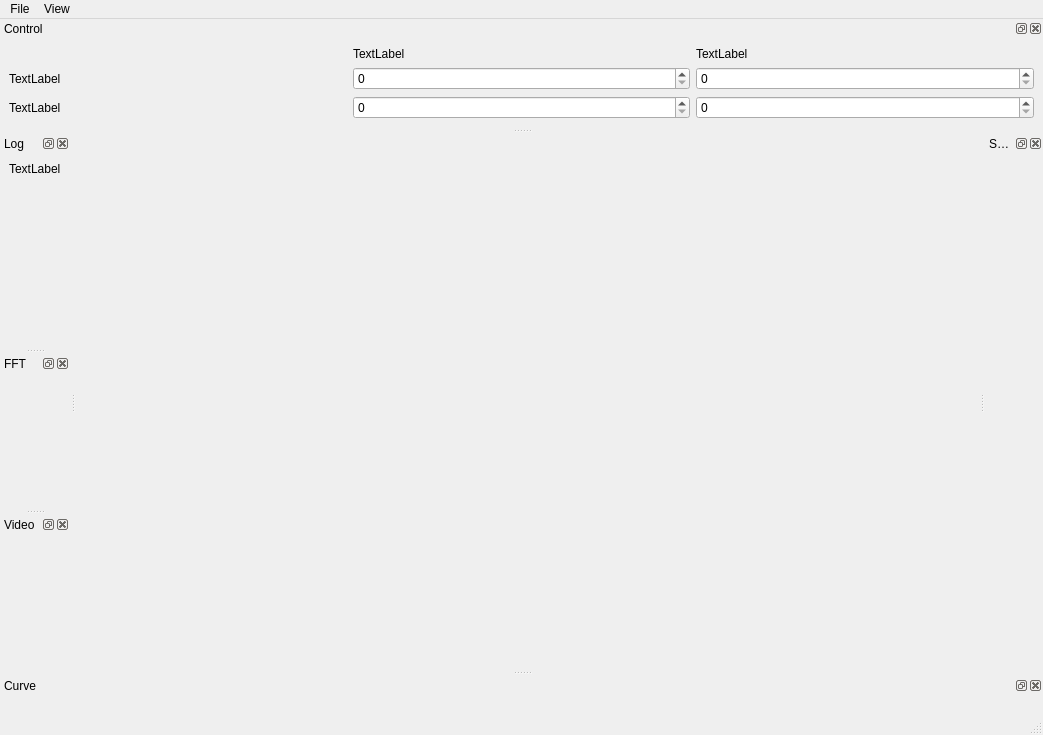
Old version of the form src/mainwindow.ui in the repository charles-lyc/log_scope.
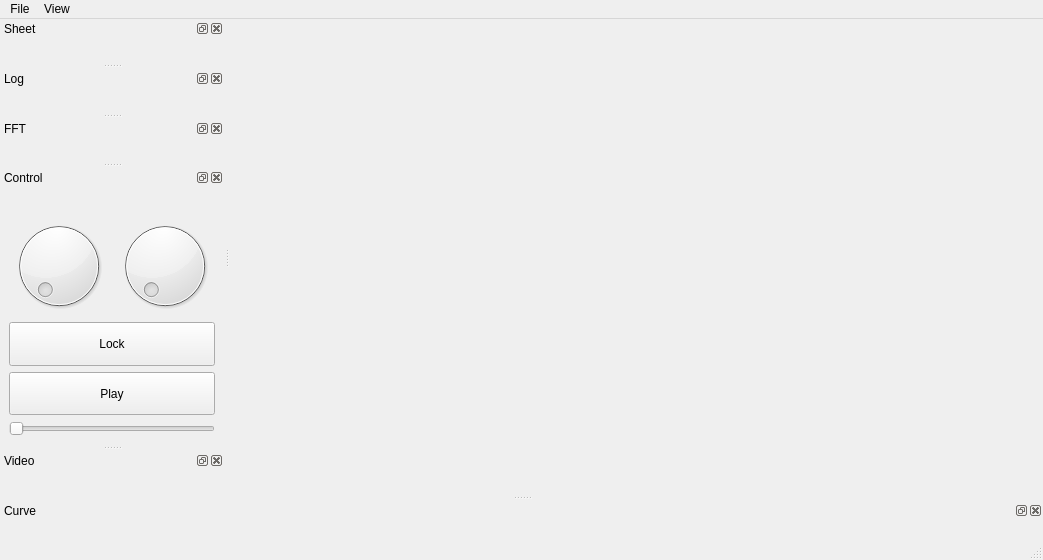
New version of the form.

Commit message: 调整布局

```diff
--- a/src/mainwindow.ui
+++ b/src/mainwindow.ui
@@ -7,7 +7,7 @@
     <x>0</x>
     <y>0</y>
     <width>1043</width>
-    <height>735</height>
+    <height>560</height>
    </rect>
   </property>
   <property name="windowTitle">
@@ -73,7 +73,7 @@
     <string>Sheet</string>
    </property>
    <attribute name="dockWidgetArea">
-    <number>2</number>
+    <number>1</number>
    </attribute>
    <widget class="QWidget" name="sheet_Widget">
     <layout class="QGridLayout" name="gridLayout"/>
@@ -87,21 +87,7 @@
     <number>1</number>
    </attribute>
    <widget class="QWidget" name="log_Widget">
-    <layout class="QGridLayout" name="gridLayout_3">
-     <item row="0" column="0">
-      <widget class="QLabel" name="logLabel">
-       <property name="text">
-        <string>TextLabel</string>
-       </property>
-       <property name="alignment">
-        <set>Qt::AlignLeading|Qt::AlignLeft|Qt::AlignTop</set>
-       </property>
-       <property name="wordWrap">
-        <bool>true</bool>
-       </property>
-      </widget>
-     </item>
-    </layout>
+    <layout class="QGridLayout" name="gridLayout_3"/>
    </widget>
   </widget>
   <widget class="QDockWidget" name="fft_dockWidget">
@@ -123,49 +109,114 @@
     <string>Control</string>
    </property>
    <attribute name="dockWidgetArea">
-    <number>4</number>
+    <number>1</number>
    </attribute>
    <widget class="QWidget" name="dockWidgetContents_2">
-    <layout class="QGridLayout" name="gridLayout_5">
-     <item row="0" column="1">
-      <widget class="QLabel" name="label_3">
-       <property name="text">
-        <string>TextLabel</string>
+    <layout class="QGridLayout" name="gridLayout_6">
+     <item row="3" column="0">
+      <widget class="QPushButton" name="pushButton_2">
+       <property name="sizePolicy">
+        <sizepolicy hsizetype="Expanding" vsizetype="Expanding">
+         <horstretch>0</horstretch>
+         <verstretch>0</verstretch>
+        </sizepolicy>
        </property>
-      </widget>
-     </item>
-     <item row="0" column="2">
-      <widget class="QLabel" name="label_4">
        <property name="text">
-        <string>TextLabel</string>
+        <string>Play</string>
        </property>
       </widget>
      </item>
-     <item row="1" column="0">
-      <widget class="QLabel" name="label">
-       <property name="text">
-        <string>TextLabel</string>
-       </property>
-      </widget>
-     </item>
-     <item row="1" column="1">
-      <widget class="QSpinBox" name="spinBox"/>
-     </item>
-     <item row="1" column="2">
-      <widget class="QSpinBox" name="spinBox_2"/>
-     </item>
      <item row="2" column="0">
-      <widget class="QLabel" name="label_2">
+      <widget class="QPushButton" name="pushButton">
+       <property name="sizePolicy">
+        <sizepolicy hsizetype="Expanding" vsizetype="Expanding">
+         <horstretch>0</horstretch>
+         <verstretch>0</verstretch>
+        </sizepolicy>
+       </property>
        <property name="text">
-        <string>TextLabel</string>
+        <string>Lock</string>
        </property>
       </widget>
      </item>
-     <item row="2" column="1">
-      <widget class="QSpinBox" name="spinBox_3"/>
+     <item row="0" column="0">
+      <layout class="QGridLayout" name="gridLayout_5">
+       <item row="0" column="1">
+        <widget class="QLabel" name="labelSpinData">
+         <property name="text">
+          <string/>
+         </property>
+         <property name="alignment">
+          <set>Qt::AlignCenter</set>
+         </property>
+         <property name="wordWrap">
+          <bool>true</bool>
+         </property>
+        </widget>
+       </item>
+       <item row="0" column="0">
+        <widget class="QLabel" name="labelSpinVideo">
+         <property name="text">
+          <string/>
+         </property>
+         <property name="alignment">
+          <set>Qt::AlignCenter</set>
+         </property>
+         <property name="wordWrap">
+          <bool>true</bool>
+         </property>
+        </widget>
+       </item>
+      </layout>
      </item>
-     <item row="2" column="2">
-      <widget class="QSpinBox" name="spinBox_4"/>
+     <item row="1" column="0">
+      <layout class="QHBoxLayout" name="horizontalLayout_2">
+       <item>
+        <widget class="QDial" name="dialVideo">
+         <property name="sizePolicy">
+          <sizepolicy hsizetype="Expanding" vsizetype="Expanding">
+           <horstretch>0</horstretch>
+           <verstretch>0</verstretch>
+          </sizepolicy>
+         </property>
+         <property name="minimum">
+          <number>0</number>
+         </property>
+         <property name="maximum">
+          <number>1800000</number>
+         </property>
+         <property name="singleStep">
+          <number>100</number>
+         </property>
+        </widget>
+       </item>
+       <item>
+        <widget class="QDial" name="dialData">
+         <property name="sizePolicy">
+          <sizepolicy hsizetype="Expanding" vsizetype="Expanding">
+           <horstretch>0</horstretch>
+           <verstretch>0</verstretch>
+          </sizepolicy>
+         </property>
+         <property name="minimum">
+          <number>0</number>
+         </property>
+         <property name="maximum">
+          <number>1800000</number>
+         </property>
+         <property name="singleStep">
+          <number>100</number>
+         </property>
+        </widget>
+       </item>
+      </layout>
+     </item>
+     <item row="4" column="0">
+      <widget class="QSlider" name="horizontalSlider">
+       <property name="orientation">
+        <enum>Qt::Horizontal</enum>
+       </property>
+      </widget>
      </item>
     </layout>
    </widget>
```
The commit also changes 2 other files.
